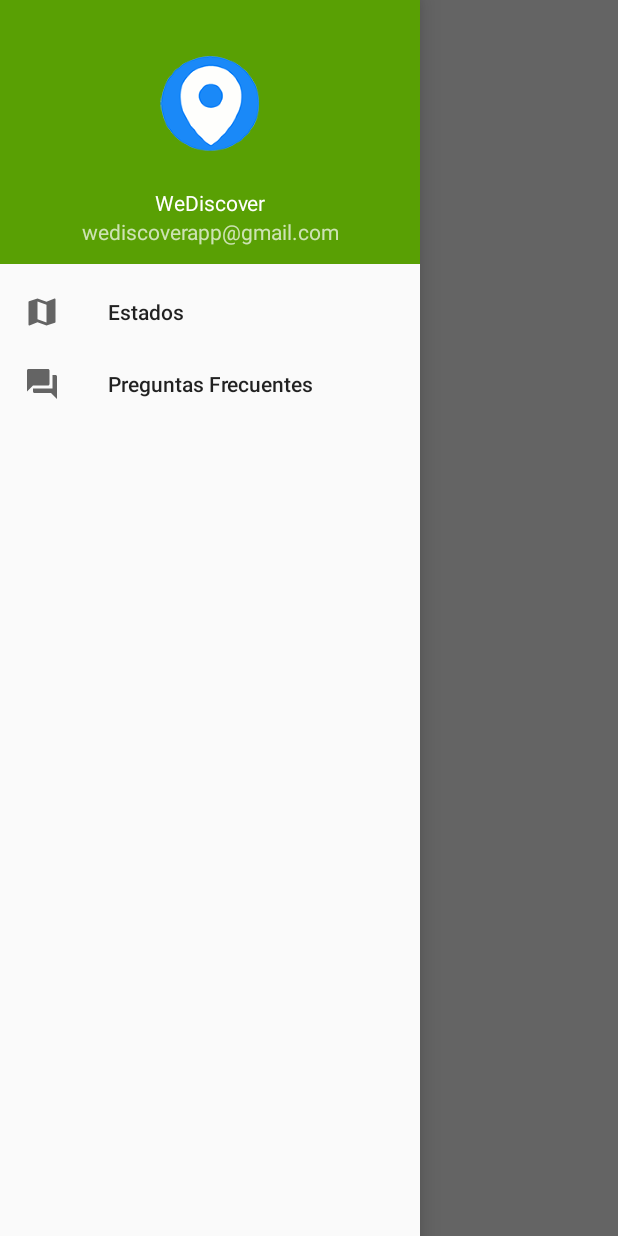
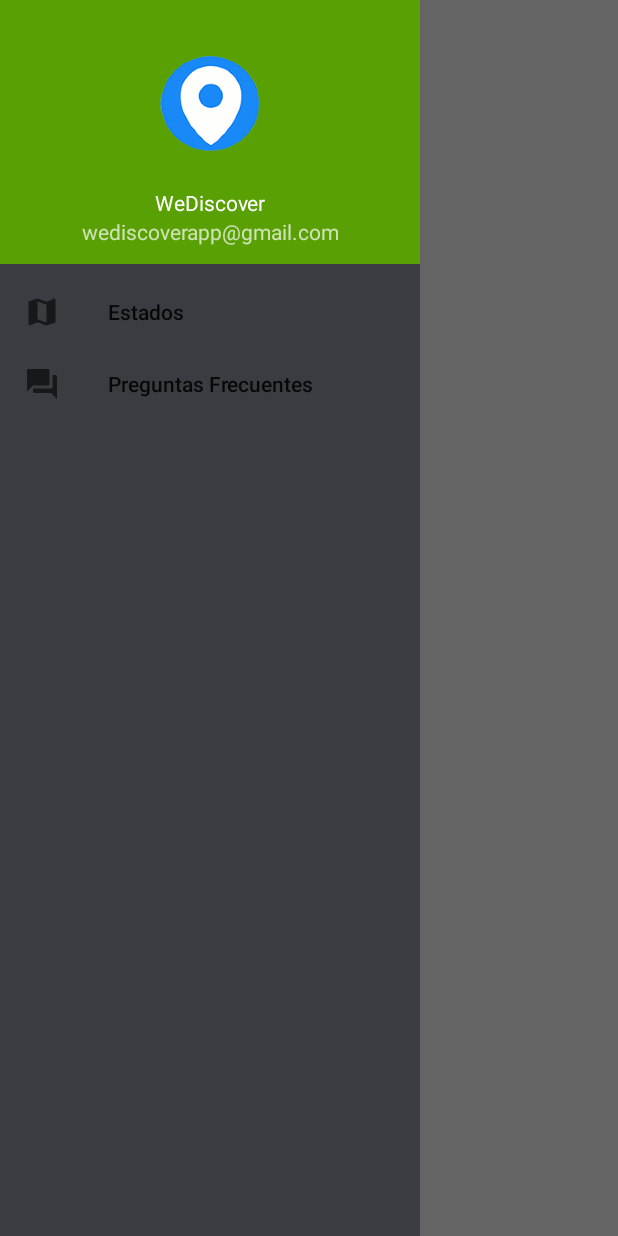
Before and after one commit to theundertaker0/WeDiscover, an Android app: the screen it shows after launch (Main2Activity), with the side drawer open, on a phone screen of 412 x 824 dp. Run offline under Robolectric (Android 15) with nearby library versions, the phone set to English and light mode, and no system bars; our stand-ins replace navigation-ui; 4 statements that could not run were skipped.

Commit message:
Cambio en logo de slashscreen y colores de menú lateral (aun no finales)

```diff
--- a/app/src/main/java/com/kubo79/android/wediscover/Main2Activity.kt
+++ b/app/src/main/java/com/kubo79/android/wediscover/Main2Activity.kt
@@ -1,17 +1,19 @@
 package com.kubo79.android.wediscover
 
 
+
 import android.os.Bundle
+import android.view.Menu
+import androidx.appcompat.app.AppCompatActivity
+import androidx.appcompat.widget.Toolbar
+import androidx.drawerlayout.widget.DrawerLayout
 import androidx.navigation.findNavController
 import androidx.navigation.ui.AppBarConfiguration
 import androidx.navigation.ui.navigateUp
 import androidx.navigation.ui.setupActionBarWithNavController
 import androidx.navigation.ui.setupWithNavController
-import androidx.drawerlayout.widget.DrawerLayout
 import com.google.android.material.navigation.NavigationView
-import androidx.appcompat.app.AppCompatActivity
-import androidx.appcompat.widget.Toolbar
-import android.view.Menu
+
 
 class Main2Activity : AppCompatActivity() {
 
@@ -27,6 +29,7 @@ class Main2Activity : AppCompatActivity() {
 
         val drawerLayout: DrawerLayout = findViewById(R.id.drawer_layout)
         val navView: NavigationView = findViewById(R.id.nav_view)
+        navView.setBackgroundColor(resources.getColor(R.color.darkGrey))
         val navController = findNavController(R.id.nav_host_fragment)
         // Passing each menu ID as a set of Ids because each
         // menu should be considered as top level destinations.
--- a/app/src/main/res/layout/activity_splashscreen.xml
+++ b/app/src/main/res/layout/activity_splashscreen.xml
@@ -4,11 +4,12 @@
     xmlns:tools="http://schemas.android.com/tools"
     android:layout_width="match_parent"
     android:layout_height="match_parent"
+    android:backgroundTint="@color/black"
     tools:context=".SplashScreen">
 
     <ImageView
         android:id="@+id/image"
-        android:src="@mipmap/ic_launcher2_foreground"
+        android:src="@drawable/logowediscovercompleto"
         android:layout_width="100dp"
         android:layout_height="100dp"
         android:layout_centerInParent="true"
--- a/app/src/main/res/menu/activity_main2_drawer.xml
+++ b/app/src/main/res/menu/activity_main2_drawer.xml
@@ -1,17 +1,20 @@
 <?xml version="1.0" encoding="utf-8"?>
 <menu xmlns:android="http://schemas.android.com/apk/res/android"
     xmlns:tools="http://schemas.android.com/tools"
-    tools:showIn="navigation_view">
+    tools:showIn="navigation_view"
+    >
 
 
     <item
         android:id="@+id/nav_home"
         android:icon="@drawable/ic_map_black_24dp"
+        android:iconTint="@color/white"
         android:title="@string/menu_home" />
 
     <item
         android:id="@+id/nav_send"
         android:icon="@drawable/ic_menu_question"
+        android:iconTint="@color/white"
         android:title="@string/menu_send" />
 
 
--- a/app/src/main/res/values-v21/styles.xml
+++ b/app/src/main/res/values-v21/styles.xml
@@ -1,8 +1,19 @@
 <resources>
+
+    <!-- Base application theme. -->
+    <style name="AppTheme" parent="Theme.AppCompat.Light.DarkActionBar">
+        <!-- Customize your theme here. -->
+        <item name="colorPrimary">@color/colorPrimary</item>
+        <item name="colorPrimaryDark">@color/colorPrimaryDark</item>
+        <item name="colorAccent">@color/colorAccent</item>
+    </style>
 
     <style name="AppTheme.NoActionBar">
         <item name="windowActionBar">false</item>
         <item name="windowNoTitle">true</item>
-        <item name="android:statusBarColor">@android:color/transparent</item>
     </style>
+
+    <style name="AppTheme.AppBarOverlay" parent="ThemeOverlay.AppCompat.Dark.ActionBar" />
+
+    <style name="AppTheme.PopupOverlay" parent="ThemeOverlay.AppCompat.Light" />
 </resources>
--- a/app/src/main/res/values/colors.xml
+++ b/app/src/main/res/values/colors.xml
@@ -3,4 +3,7 @@
     <color name="colorPrimary">#59A004</color>
     <color name="colorPrimaryDark">#88B04B</color>
     <color name="colorAccent">#1B89F8</color>
+    <color name="black">#000000</color>
+    <color name="darkGrey">#393d42</color>
+    <color name="white">#FFF</color>
 </resources>
--- a/build.gradle
+++ b/build.gradle
@@ -9,7 +9,7 @@ buildscript {
 
     }
     dependencies {
-        classpath 'com.android.tools.build:gradle:3.6.1'
+        classpath 'com.android.tools.build:gradle:3.6.2'
         classpath "org.jetbrains.kotlin:kotlin-gradle-plugin:$kotlin_version"
         // NOTE: Do not place your application dependencies here; they belong
         // in the individual module build.gradle files
```
Also changed, not shown: app/src/main/res/drawable-v24/logowediscovercompleto.png (added).
